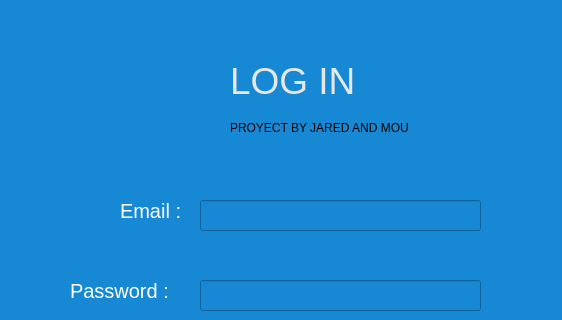
Before: the Qt Designer form login.ui in Detectov/PharmacyProject, drawn with Qt 5; both pictures show x 0 to 562 and y 0 to 320 of the 562 by 611 pixel window.
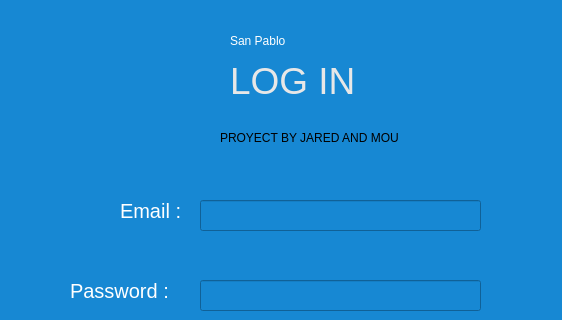
After: the same form once the commit is applied.

The edit to the form file:
```diff
--- a/login.ui
+++ b/login.ui
@@ -124,8 +124,8 @@
   <widget class="QLabel" name="label_4">
    <property name="geometry">
     <rect>
-     <x>230</x>
-     <y>120</y>
+     <x>220</x>
+     <y>130</y>
      <width>181</width>
      <height>16</height>
     </rect>
@@ -152,6 +152,23 @@
     <string>CREATE</string>
    </property>
   </widget>
+  <widget class="QLabel" name="label_5">
+   <property name="geometry">
+    <rect>
+     <x>230</x>
+     <y>20</y>
+     <width>181</width>
+     <height>41</height>
+    </rect>
+   </property>
+   <property name="styleSheet">
+    <string notr="true">font: 75 20pt &quot;MS Shell Dlg 2&quot;;
+color: rgb(255, 255, 255);</string>
+   </property>
+   <property name="text">
+    <string>San Pablo</string>
+   </property>
+  </widget>
  </widget>
  <resources/>
  <connections/>
```
